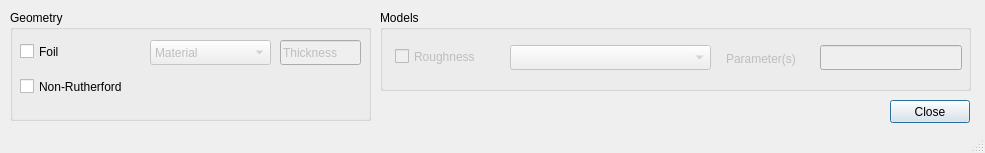
Above: ui/ndf_more_options.ui from m-sequeira/IBA-Studio before the change. Below: the same form after it.
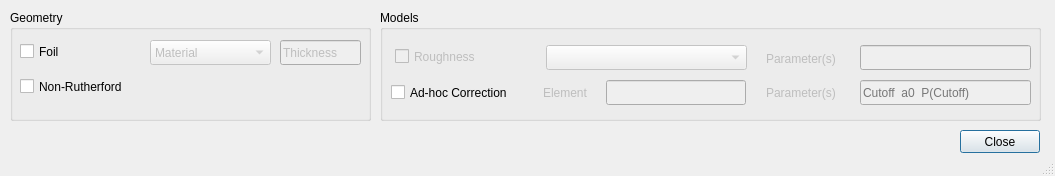
That is the form after the change.

The edit to the form file:
```diff
--- a/ui/ndf_more_options.ui
+++ b/ui/ndf_more_options.ui
@@ -9,8 +9,8 @@
    <rect>
     <x>0</x>
     <y>0</y>
-    <width>985</width>
-    <height>153</height>
+    <width>1055</width>
+    <height>176</height>
    </rect>
   </property>
   <property name="windowTitle">
@@ -22,8 +22,8 @@
      <rect>
       <x>380</x>
       <y>10</y>
-      <width>591</width>
-      <height>81</height>
+      <width>661</width>
+      <height>111</height>
      </rect>
     </property>
     <property name="title">
@@ -35,9 +35,9 @@
      </property>
      <property name="geometry">
       <rect>
-       <x>440</x>
+       <x>480</x>
        <y>35</y>
-       <width>142</width>
+       <width>171</width>
        <height>25</height>
       </rect>
      </property>
@@ -54,7 +54,7 @@
      </property>
      <property name="geometry">
       <rect>
-       <x>346</x>
+       <x>386</x>
        <y>40</y>
        <width>88</width>
        <height>17</height>
@@ -89,13 +89,99 @@
      </property>
      <property name="geometry">
       <rect>
-       <x>130</x>
+       <x>166</x>
        <y>35</y>
        <width>201</width>
        <height>25</height>
       </rect>
      </property>
     </widget>
+    <widget class="QLabel" name="label_13">
+     <property name="enabled">
+      <bool>false</bool>
+     </property>
+     <property name="geometry">
+      <rect>
+       <x>163</x>
+       <y>70</y>
+       <width>57</width>
+       <height>25</height>
+      </rect>
+     </property>
+     <property name="text">
+      <string>Element</string>
+     </property>
+    </widget>
+    <widget class="QLineEdit" name="adhoc_element">
+     <property name="enabled">
+      <bool>false</bool>
+     </property>
+     <property name="geometry">
+      <rect>
+       <x>226</x>
+       <y>70</y>
+       <width>140</width>
+       <height>25</height>
+      </rect>
+     </property>
+     <property name="sizePolicy">
+      <sizepolicy hsizetype="Fixed" vsizetype="Fixed">
+       <horstretch>0</horstretch>
+       <verstretch>0</verstretch>
+      </sizepolicy>
+     </property>
+     <property name="text">
+      <string/>
+     </property>
+    </widget>
+    <widget class="QLineEdit" name="adhoc_parameters">
+     <property name="enabled">
+      <bool>false</bool>
+     </property>
+     <property name="geometry">
+      <rect>
+       <x>480</x>
+       <y>70</y>
+       <width>171</width>
+       <height>25</height>
+      </rect>
+     </property>
+     <property name="text">
+      <string/>
+     </property>
+     <property name="placeholderText">
+      <string>Cutoff  a0  P(Cutoff)</string>
+     </property>
+    </widget>
+    <widget class="QLabel" name="label_15">
+     <property name="enabled">
+      <bool>false</bool>
+     </property>
+     <property name="geometry">
+      <rect>
+       <x>386</x>
+       <y>70</y>
+       <width>88</width>
+       <height>25</height>
+      </rect>
+     </property>
+     <property name="text">
+      <string>Parameter(s)</string>
+     </property>
+    </widget>
+    <widget class="QCheckBox" name="checkAdhoc_correction">
+     <property name="geometry">
+      <rect>
+       <x>11</x>
+       <y>71</y>
+       <width>140</width>
+       <height>23</height>
+      </rect>
+     </property>
+     <property name="text">
+      <string>Ad-hoc Correction</string>
+     </property>
+    </widget>
    </widget>
    <widget class="QGroupBox" name="groupBox_9">
     <property name="geometry">
@@ -188,8 +274,8 @@
    <widget class="QPushButton" name="closeButton">
     <property name="geometry">
      <rect>
-      <x>890</x>
-      <y>100</y>
+      <x>960</x>
+      <y>130</y>
       <width>80</width>
       <height>23</height>
      </rect>
```
